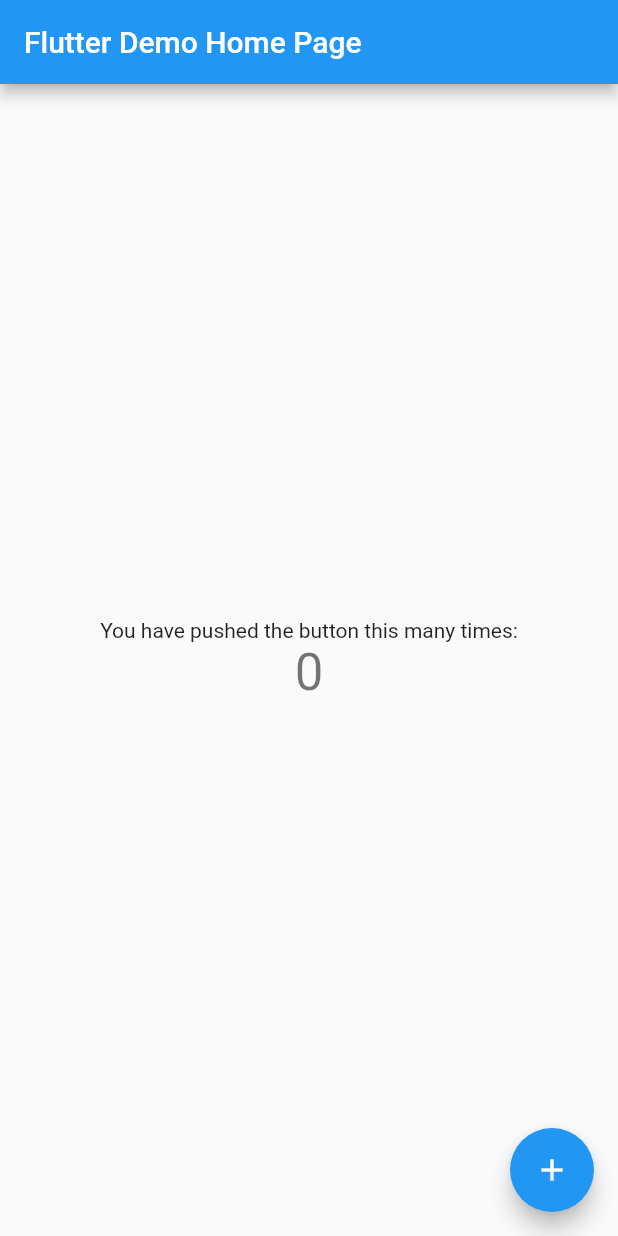
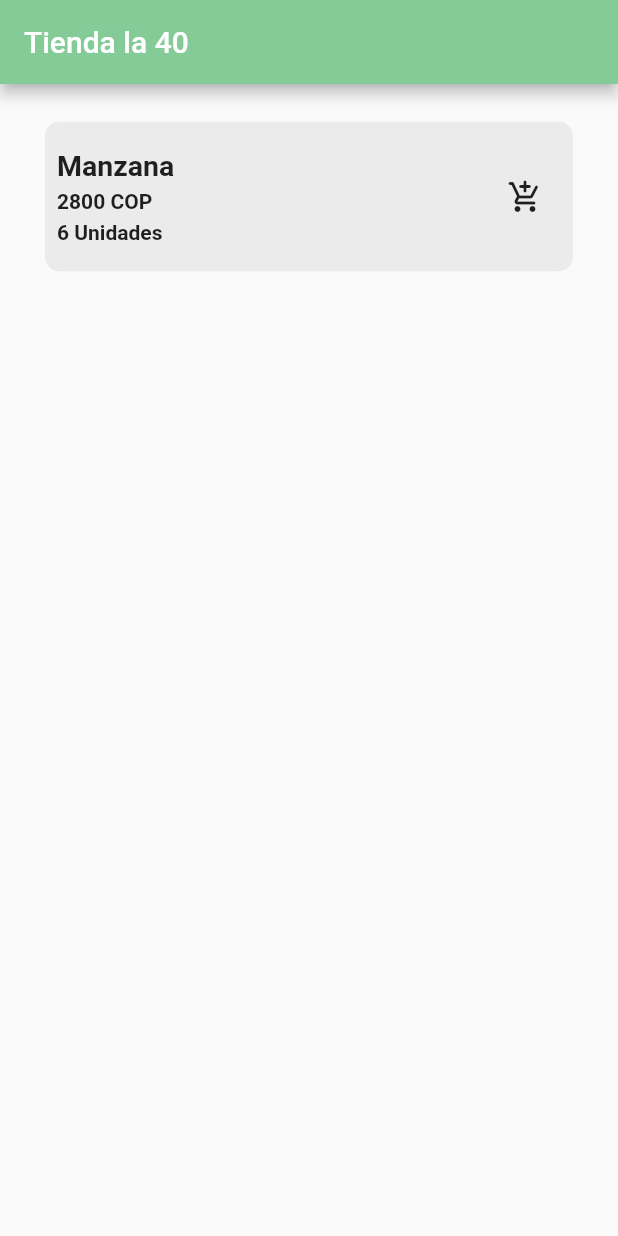
Before and after one commit to javiermelo1672/tienda_app, a Flutter app: the screen it shows after launch, on a phone screen of 412 x 824 dp. Run offline on Flutter 3.47's test engine with Material 2 defaults, Android fonts, the light colour scheme and no system bars.

Commit message:
Adding product card and home page

```diff
--- /dev/null
+++ b/lib/home/home_page.dart
@@ -0,0 +1,41 @@
+import 'package:flutter/material.dart';
+import 'package:tienda_app/utils/colors_utils.dart';
+import 'package:tienda_app/widgets/product_widget.dart';
+
+class HomePage extends StatefulWidget {
+  @override
+  _HomePageState createState() => _HomePageState();
+}
+
+class _HomePageState extends State<HomePage> {
+  @override
+  Widget build(BuildContext context) {
+    final Size _size = MediaQuery.of(context).size;
+    return Scaffold(
+      appBar: AppBar(
+        title: Text('Tienda la 40'),
+        backgroundColor: green,
+      ),
+      body: SafeArea(
+          child: Padding(
+        padding: const EdgeInsets.symmetric(horizontal: 30),
+        child: _createForm(_size, context),
+      )),
+    );
+  }
+
+  Widget _createForm(Size size, BuildContext context) {
+    final List<Widget> _listOfItems = _listOfWidgets(size, context);
+
+    return ListView.builder(
+        physics: NeverScrollableScrollPhysics(),
+        itemCount: _listOfItems.length,
+        itemBuilder: (context, index) {
+          return _listOfItems[index];
+        });
+  }
+
+  List<Widget> _listOfWidgets(Size size, BuildContext context) {
+    return [globalSizedbox, ProductWidget()];
+  }
+}
--- a/lib/main.dart
+++ b/lib/main.dart
@@ -1,4 +1,6 @@
 import 'package:flutter/material.dart';
+
+import 'home/home_page.dart';
 
 void main() {
   runApp(MyApp());
@@ -9,105 +11,9 @@
   @override
   Widget build(BuildContext context) {
     return MaterialApp(
+      debugShowCheckedModeBanner: false,
       title: 'Flutter Demo',
-      theme: ThemeData(
-        // This is the theme of your application.
-        //
-        // Try running your application with "flutter run". You'll see the
-        // application has a blue toolbar. Then, without quitting the app, try
-        // changing the primarySwatch below to Colors.green and then invoke
-        // "hot reload" (press "r" in the console where you ran "flutter run",
-        // or simply save your changes to "hot reload" in a Flutter IDE).
-        // Notice that the counter didn't reset back to zero; the application
-        // is not restarted.
-        primarySwatch: Colors.blue,
-      ),
-      home: MyHomePage(title: 'Flutter Demo Home Page'),
+      home: HomePage(),
     );
   }
 }
-
-class MyHomePage extends StatefulWidget {
-  MyHomePage({Key key, this.title}) : super(key: key);
-
-  // This widget is the home page of your application. It is stateful, meaning
-  // that it has a State object (defined below) that contains fields that affect
-  // how it looks.
-
-  // This class is the configuration for the state. It holds the values (in this
-  // case the title) provided by the parent (in this case the App widget) and
-  // used by the build method of the State. Fields in a Widget subclass are
-  // always marked "final".
-
-  final String title;
-
-  @override
-  _MyHomePageState createState() => _MyHomePageState();
-}
-
-class _MyHomePageState extends State<MyHomePage> {
-  int _counter = 0;
-
-  void _incrementCounter() {
-    setState(() {
-      // This call to setState tells the Flutter framework that something has
-      // changed in this State, which causes it to rerun the build method below
-      // so that the display can reflect the updated values. If we changed
-      // _counter without calling setState(), then the build method would not be
-      // called again, and so nothing would appear to happen.
-      _counter++;
-    });
-  }
-
-  @override
-  Widget build(BuildContext context) {
-    // This method is rerun every time setState is called, for instance as done
-    // by the _incrementCounter method above.
-    //
-    // The Flutter framework has been optimized to make rerunning build methods
-    // fast, so that you can just rebuild anything that needs updating rather
-    // than having to individually change instances of widgets.
-    return Scaffold(
-      appBar: AppBar(
-        // Here we take the value from the MyHomePage object that was created by
-        // the App.build method, and use it to set our appbar title.
-        title: Text(widget.title),
-      ),
-      body: Center(
-        // Center is a layout widget. It takes a single child and positions it
-        // in the middle of the parent.
-        child: Column(
-          // Column is also a layout widget. It takes a list of children and
-          // arranges them vertically. By default, it sizes itself to fit its
-          // children horizontally, and tries to be as tall as its parent.
-          //
-          // Invoke "debug painting" (press "p" in the console, choose the
-          // "Toggle Debug Paint" action from the Flutter Inspector in Android
-          // Studio, or the "Toggle Debug Paint" command in Visual Studio Code)
-          // to see the wireframe for each widget.
-          //
-          // Column has various properties to control how it sizes itself and
-          // how it positions its children. Here we use mainAxisAlignment to
-          // center the children vertically; the main axis here is the vertical
-          // axis because Columns are vertical (the cross axis would be
-          // horizontal).
-          mainAxisAlignment: MainAxisAlignment.center,
-          children: <Widget>[
-            Text(
-              'You have pushed the button this many times:',
-            ),
-            Text(
-              '$_counter',
-              style: Theme.of(context).textTheme.headline4,
-            ),
-          ],
-        ),
-      ),
-      floatingActionButton: FloatingActionButton(
-        onPressed: _incrementCounter,
-        tooltip: 'Increment',
-        child: Icon(Icons.add),
-      ), // This trailing comma makes auto-formatting nicer for build methods.
-    );
-  }
-}
--- /dev/null
+++ b/lib/utils/colors_utils.dart
@@ -0,0 +1,19 @@
+import 'package:flutter/material.dart';
+
+//Colors
+final Color grey = Color.fromRGBO(154, 148, 149, 1);
+final Color white = Color.fromRGBO(255, 255, 255, 1);
+final Color mainColor = Color.fromRGBO(72, 150, 240, 1);
+final Color secondaryColor = Color.fromRGBO(72, 182, 240, 1);
+final Color redGlobal = Color.fromRGBO(235, 86, 86, 1);
+final Color blackGlobal = Color.fromRGBO(70, 70, 70, 1);
+final Color yellowColor = Color.fromRGBO(222, 210, 114, 1);
+final Color green = Color.fromRGBO(133, 203, 151, 1);
+//Card Styles
+final BorderRadius globalRadius = BorderRadius.circular(10);
+
+//Widget Elements
+
+final SizedBox globalSizedbox = SizedBox(
+  height: 25,
+);
--- /dev/null
+++ b/lib/widgets/product_widget.dart
@@ -0,0 +1,67 @@
+import 'package:flutter/material.dart';
+import 'package:tienda_app/utils/colors_utils.dart';
+
+class ProductWidget extends StatelessWidget {
+  final String name;
+  final String price;
+  final String quantity;
+
+  ProductWidget({
+    @required this.name,
+    @required this.price,
+    @required this.quantity,
+  });
+
+  @override
+  Widget build(BuildContext context) {
+    return ClipRRect(
+        borderRadius: globalRadius,
+        child: Container(
+          height: 100,
+          color: grey.withOpacity(0.15),
+          child: Padding(
+            padding: const EdgeInsets.all(8.0),
+            child: Row(
+              mainAxisAlignment: MainAxisAlignment.center,
+              children: <Widget>[
+                Expanded(
+                  child: Column(
+                    mainAxisAlignment: MainAxisAlignment.center,
+                    crossAxisAlignment: CrossAxisAlignment.start,
+                    children: <Widget>[
+                      Text(
+                        name ?? "Manzana",
+                        style: TextStyle(
+                            fontSize: 19, fontWeight: FontWeight.w600),
+                      ),
+                      SizedBox(
+                        height: 5,
+                      ),
+                      Text(
+                        price ?? "2800 COP",
+                        style: TextStyle(
+                            fontSize: 14, fontWeight: FontWeight.w600),
+                      ),
+                      SizedBox(
+                        height: 5,
+                      ),
+                      Text(
+                        quantity ?? "6 Unidades",
+                        style: TextStyle(
+                            fontSize: 14, fontWeight: FontWeight.w600),
+                      ),
+                    ],
+                  ),
+                ),
+                IconButton(
+                  icon: Icon(
+                    Icons.add_shopping_cart_rounded,
+                  ),
+                  onPressed: () {},
+                )
+              ],
+            ),
+          ),
+        ));
+  }
+}
```
Also changed, not shown: lib/utils/burned_data.dart (added, +38 -0 lines), lib/utils/small_components.dart (added, +14 -0 lines), lib/utils/validators.dart (added, +105 -0 lines), lib/widgets/text/text_widget.dart (added, +32 -0 lines).
